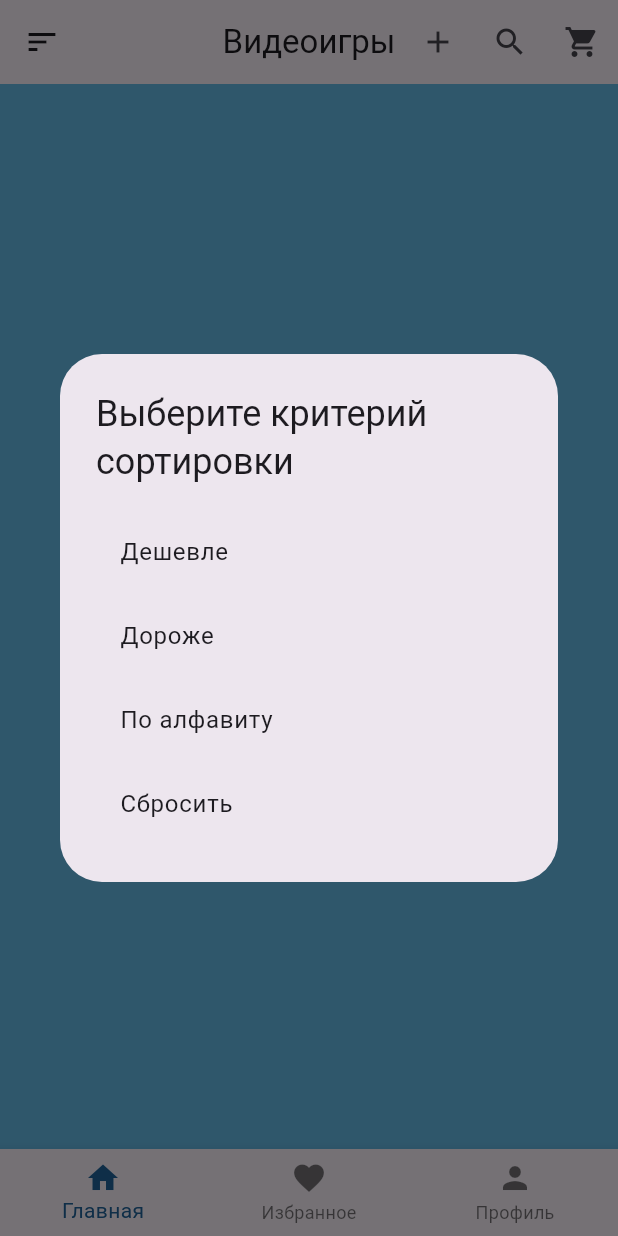
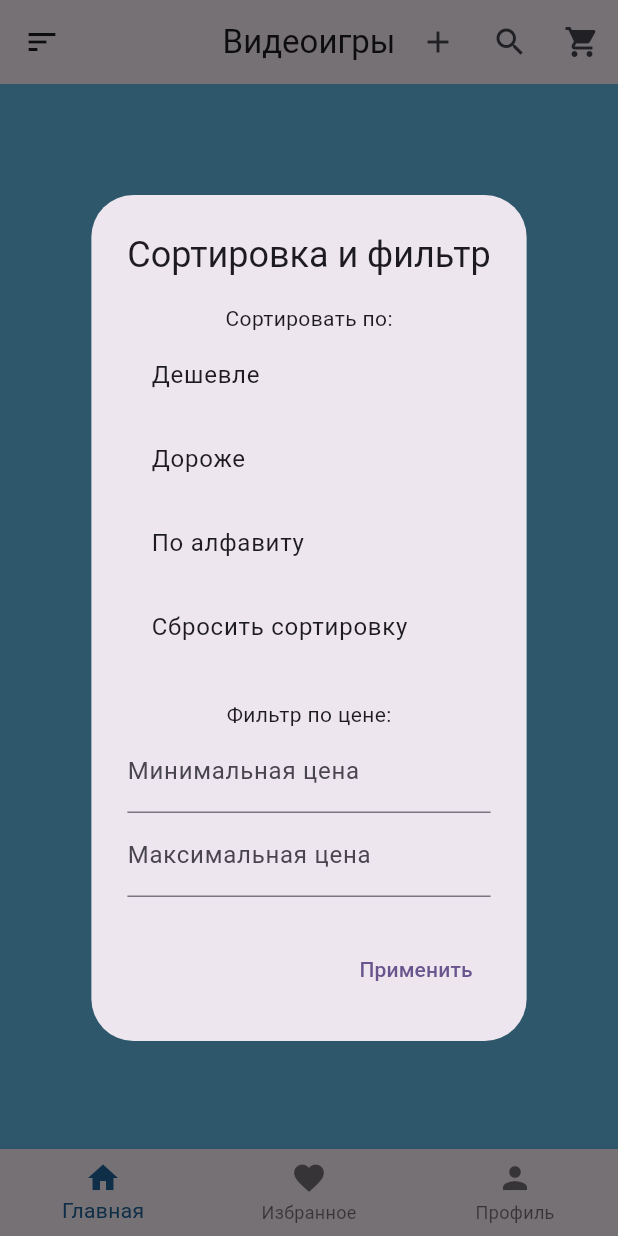
Before and after one commit to KatrinKH/pcs_12, a Flutter app: the screen it shows after launch, after a tap on the "sort" icon, on a phone screen of 412 x 824 dp. Run offline on Flutter 3.47's test engine with Material 3 defaults, Android fonts, the phone set to English and light mode, and no system bars; our stand-ins replace supabase_flutter; accounts and stored records are empty.

Commit message:
Фильтр по цене

```diff
--- a/lib/pages/main_home/home_page.dart
+++ b/lib/pages/main_home/home_page.dart
@@ -20,6 +20,8 @@ class _HomePageState extends State<HomePage> {
 
   String _sortCriteria = 'Сбросить';
   List<Map<String, dynamic>>? _originalNotes;
+  double? _minPrice; // Минимальная цена для фильтра
+  double? _maxPrice; // Максимальная цена для фильтра
 
   void addNewNote() {
     showDialog(
@@ -53,27 +55,37 @@ class _HomePageState extends State<HomePage> {
   }
 
   List<Map<String, dynamic>> _filterNotes(List<Map<String, dynamic>> notes) {
-    if (_searchQuery.isEmpty) {
-      return notes;
+    var filteredNotes = notes;
+
+    // Фильтрация по цене
+    if (_minPrice != null) {
+      filteredNotes = filteredNotes.where((note) => (note['Price'] ?? double.infinity) >= _minPrice!).toList();
     }
-    return notes.where((note) => note['Name'].toString().toLowerCase().contains(_searchQuery.toLowerCase())).toList();
+    if (_maxPrice != null) {
+      filteredNotes = filteredNotes.where((note) => (note['Price'] ?? 0) <= _maxPrice!).toList();
     }
 
-  @override
-  Widget build(BuildContext context) {
-    return Scaffold(
-      appBar: AppBar(
-        leading: IconButton(
-          icon: const Icon(Icons.sort),
-          onPressed: () {
+    // Фильтрация по поисковому запросу
+    if (_searchQuery.isNotEmpty) {
+      filteredNotes = filteredNotes.where((note) => note['Name'].toString().toLowerCase().contains(_searchQuery.toLowerCase())).toList();
+    }
+
+    return filteredNotes;
+  }
+
+  void _showSortAndFilterDialog() {
+    TextEditingController minPriceController = TextEditingController();
+    TextEditingController maxPriceController = TextEditingController();
+
     showDialog(
       context: context,
       builder: (context) {
         return AlertDialog(
-                  title: const Text('Выберите критерий сортировки'),
+          title: const Text('Сортировка и фильтр'),
           content: Column(
             mainAxisSize: MainAxisSize.min,
             children: [
+              const Text('Сортировать по:'),
               ListTile(
                 title: const Text('Дешевле'),
                 onTap: () {
@@ -102,7 +114,7 @@ class _HomePageState extends State<HomePage> {
                 },
               ),
               ListTile(
-                        title: const Text('Сбросить'),
+                title: const Text('Сбросить сортировку'),
                 onTap: () {
                   setState(() {
                     _sortCriteria = 'Сбросить';
@@ -110,12 +122,48 @@ class _HomePageState extends State<HomePage> {
                   Navigator.pop(context);
                 },
               ),
+              const SizedBox(height: 20),
+              const Text('Фильтр по цене:'),
+              TextField(
+                controller: minPriceController,
+                keyboardType: TextInputType.number,
+                decoration: const InputDecoration(
+                  labelText: 'Минимальная цена',
+                ),
+              ),
+              TextField(
+                controller: maxPriceController,
+                keyboardType: TextInputType.number,
+                decoration: const InputDecoration(
+                  labelText: 'Максимальная цена',
+                ),
+              ),
             ],
           ),
+          actions: [
+            TextButton(
+              onPressed: () {
+                setState(() {
+                  _minPrice = double.tryParse(minPriceController.text);
+                  _maxPrice = double.tryParse(maxPriceController.text);
+                });
+                Navigator.pop(context);
+              },
+              child: const Text('Применить'),
+            ),
+          ],
         );
       },
     );
-          },
+  }
+
+  @override
+  Widget build(BuildContext context) {
+    return Scaffold(
+      appBar: AppBar(
+        leading: IconButton(
+          icon: const Icon(Icons.sort),
+          onPressed: _showSortAndFilterDialog, // Открытие диалога сортировки и фильтрации
         ),
         title: _isSearching
             ? TextField(
@@ -130,7 +178,7 @@ class _HomePageState extends State<HomePage> {
                   });
                 },
               )
-            : const Text('Видеоигры'), // Corrected this line
+            : const Text('Видеоигры'),
         centerTitle: true,
         actions: [
           IconButton(
```
Lines whose indentation alone changed are shown as unchanged.
